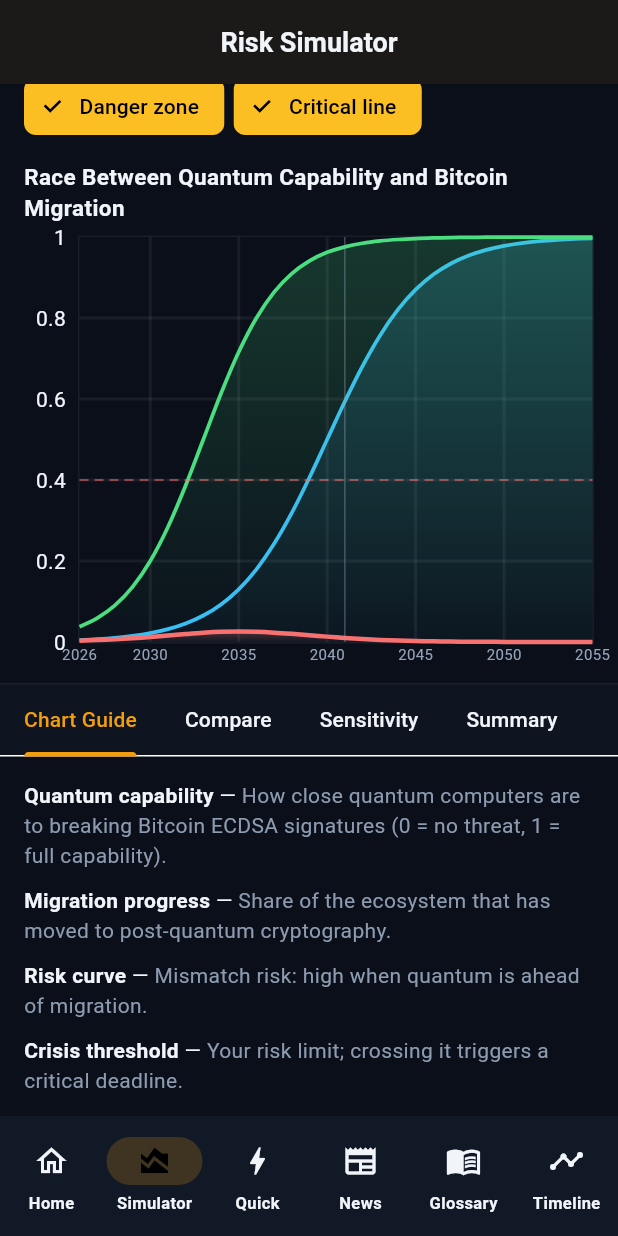
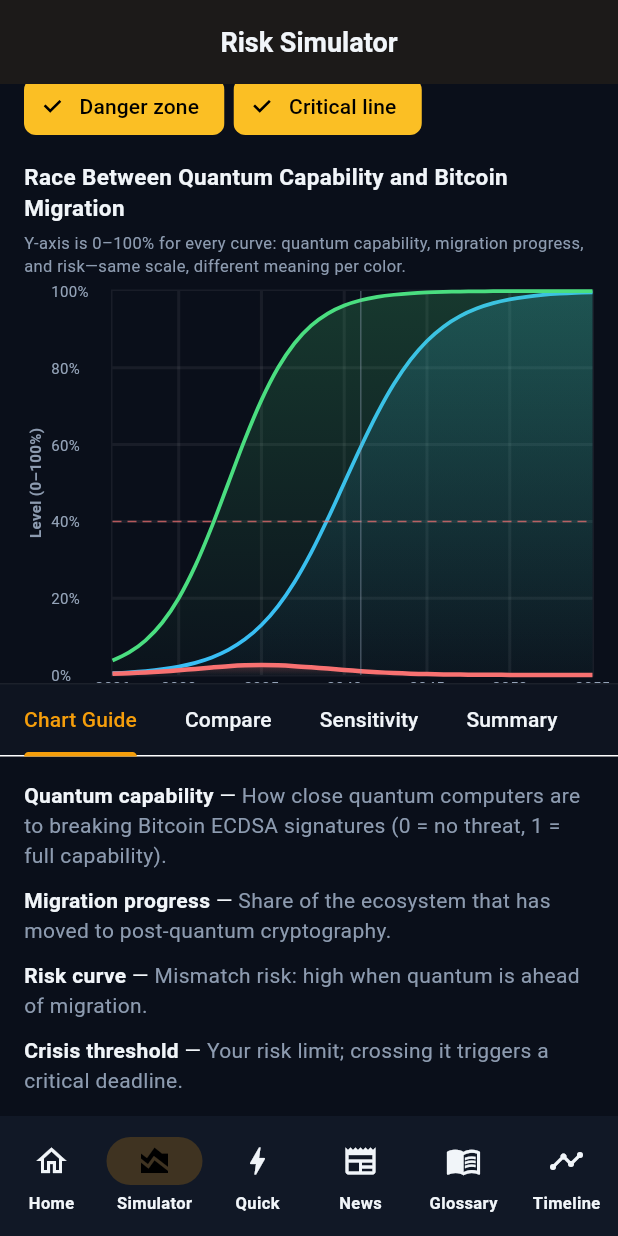
Before and after one commit to MartinCarazoGomez/BitcoinQuantumThreatTracker, a Flutter app: the screen it shows after launch, item 2 of the bottom bar chosen, scrolled down 1152 dp, on a phone screen of 412 x 824 dp. Run offline on Flutter 3.47's test engine with Material 3 defaults, Android fonts, the phone set to English and light mode, and no system bars; drawn by our look-alikes of fl_chart; our stand-ins replace share_plus; missing offline and left inert: webfeed; network calls fail.

Commit message:
Update simulator_screen.dart

```diff
--- a/bitcoin_quantum_threat_app/lib/screens/simulator_screen.dart
+++ b/bitcoin_quantum_threat_app/lib/screens/simulator_screen.dart
@@ -7,6 +7,24 @@
 import '../content/app_strings.dart';
 import '../engine/risk_engine.dart';
 import '../theme/app_theme.dart';
+
+/// Rounds [value] to [n] significant digits (for tooltips).
+double _roundToSignificantDigits(double value, int n) {
+  if (value == 0) return 0;
+  final d = log(value.abs()) / ln10;
+  final magnitude = d.floor();
+  final scale = pow(10.0, n - 1 - magnitude);
+  return (value * scale).round() / scale;
+}
+
+/// Formats [x] as a decimal string with exactly three significant figures.
+String _formatSig3(double x) {
+  if (x == 0) return '0';
+  final r = _roundToSignificantDigits(x, 3);
+  final mag = (log(r.abs()) / ln10).floor();
+  final decimals = max(0, 2 - mag);
+  return r.toStringAsFixed(decimals);
+}
 
 class SimulatorScreen extends StatefulWidget {
   const SimulatorScreen({super.key});
@@ -130,12 +148,13 @@
                         style: TextStyle(fontSize: 12, color: AppColors.muted.withValues(alpha: 0.9)),
                       ),
                     ],
-                    _slider('Quantum steepness', 'quantum_steepness', 0.15, 0.80, 100),
-                    _slider('Quantum break year (50%)', 'break_year', 2032, 2050, 1, isInt: true),
-                    _slider('Migration start year', 'migration_start', 2026, 2050, 1, isInt: true),
-                    _slider('Migration speed', 'migration_speed', 0.15, 0.90, 100),
-                    _slider('Vulnerable share', 'vulnerable_share', 0.20, 1.00, 100),
-                    _slider('Crisis threshold', 'crisis_threshold', 0.10, 0.80, 100),
+                    // Divisions match Streamlit step 0.01 for floats; integer sliders use one step per year.
+                    _slider('Quantum steepness', 'quantum_steepness', 0.15, 0.80, 65),
+                    _slider('Quantum break year (50%)', 'break_year', 2032, 2050, 18, isInt: true),
+                    _slider('Migration start year', 'migration_start', 2026, 2050, 24, isInt: true),
+                    _slider('Migration speed', 'migration_speed', 0.15, 0.90, 75),
+                    _slider('Vulnerable share', 'vulnerable_share', 0.20, 1.00, 80),
+                    _slider('Crisis threshold', 'crisis_threshold', 0.10, 0.80, 70),
                   ],
                 ),
                 const SizedBox(height: 12),
@@ -171,11 +190,16 @@
                   'Race Between Quantum Capability and Bitcoin Migration',
                   style: TextStyle(fontWeight: FontWeight.w700, fontSize: 15, color: AppColors.text),
                 ),
+                const SizedBox(height: 6),
+                Text(
+                  'Y-axis is 0–100% for every curve: quantum capability, migration progress, and risk—same scale, different meaning per color.',
+                  style: TextStyle(fontSize: 11, color: AppColors.muted.withValues(alpha: 0.95), height: 1.4),
+                ),
                 const SizedBox(height: 8),
                 SizedBox(height: 300, child: _mainLineChart(curves, crit)),
                 const SizedBox(height: 8),
                 Text(
-                  'At ${_scrubYear.round()}: Q=${qv.toStringAsFixed(2)} M=${mv.toStringAsFixed(2)} R=${rv.toStringAsFixed(2)}',
+                  'At ${_scrubYear.round()}: Q ${(qv * 100).round()}% · M ${(mv * 100).round()}% · R ${(rv * 100).round()}%',
                   style: const TextStyle(fontSize: 12, color: AppColors.muted),
                 ),
               ],
@@ -289,7 +313,9 @@
     }
 
     final bars = <LineChartBarData>[];
+    final lineNames = <String>[];
     if (_showQ) {
+      lineNames.add('Quantum');
       bars.add(
         LineChartBarData(
           spots: spotsQ,
@@ -309,6 +335,7 @@
       );
     }
     if (_showM) {
+      lineNames.add('Migration');
       bars.add(
         LineChartBarData(
           spots: spotsM,
@@ -328,6 +355,7 @@
       );
     }
     if (_showR) {
+      lineNames.add('Risk');
       bars.add(
         LineChartBarData(
           spots: spotsR,
@@ -360,8 +388,41 @@
           getDrawingVerticalLine: (v) => FlLine(color: Colors.white.withValues(alpha: 0.06)),
         ),
         titlesData: FlTitlesData(
-          leftTitles: const AxisTitles(sideTitles: SideTitles(showTitles: true, reservedSize: 36)),
+          leftTitles: AxisTitles(
+            axisNameWidget: Padding(
+              padding: const EdgeInsets.only(bottom: 4),
+              child: Text(
+                'Level (0–100%)',
+                style: TextStyle(
+                  fontSize: 10,
+                  fontWeight: FontWeight.w600,
+                  color: AppColors.muted.withValues(alpha: 0.95),
+                ),
+              ),
+            ),
+            axisNameSize: 18,
+            sideTitles: SideTitles(
+              showTitles: true,
+              reservedSize: 40,
+              interval: 0.2,
+              getTitlesWidget: (value, meta) {
+                final p = (value.clamp(0.0, 1.0) * 100).round();
+                return Padding(
+                  padding: const EdgeInsets.only(right: 6),
+                  child: Text(
+                    '$p%',
+                    style: const TextStyle(fontSize: 10, color: AppColors.muted),
+                  ),
+                );
+              },
+            ),
+          ),
           bottomTitles: AxisTitles(
+            axisNameWidget: Text(
+              'Year',
+              style: TextStyle(fontSize: 10, color: AppColors.muted.withValues(alpha: 0.9)),
+            ),
+            axisNameSize: 14,
             sideTitles: SideTitles(
               showTitles: true,
               reservedSize: 28,
@@ -375,7 +436,29 @@
         borderData: FlBorderData(show: true, border: Border.all(color: Colors.white.withValues(alpha: 0.06))),
         extraLinesData: ExtraLinesData(verticalLines: vertical, horizontalLines: horizontal),
         lineBarsData: bars,
-        lineTouchData: const LineTouchData(enabled: true),
+        lineTouchData: LineTouchData(
+          enabled: true,
+          touchTooltipData: LineTouchTooltipData(
+            getTooltipItems: (spots) {
+              if (spots.isEmpty) return [];
+              final year = spots.first.x.round();
+              final sb = StringBuffer('Year $year');
+              for (final s in spots) {
+                final idx = s.barIndex;
+                final label = idx >= 0 && idx < lineNames.length ? lineNames[idx] : 'Series ${idx + 1}';
+                sb
+                  ..writeln()
+                  ..write('$label: ${_formatSig3(s.y)}');
+              }
+              return [
+                LineTooltipItem(
+                  sb.toString(),
+                  const TextStyle(color: Colors.white, fontSize: 11, height: 1.35),
+                ),
+              ];
+            },
+          ),
+        ),
       ),
     );
   }
@@ -463,7 +546,7 @@
 
   Widget _slider(String label, String key, double min, double max, int divisions, {bool isInt = false}) {
     final v = _params[key];
-    final double cur = isInt ? (v as int).toDouble() : v as double;
+    final double cur = isInt ? (v as int).toDouble() : (v as num).toDouble();
     return Column(
       crossAxisAlignment: CrossAxisAlignment.start,
       children: [
```
